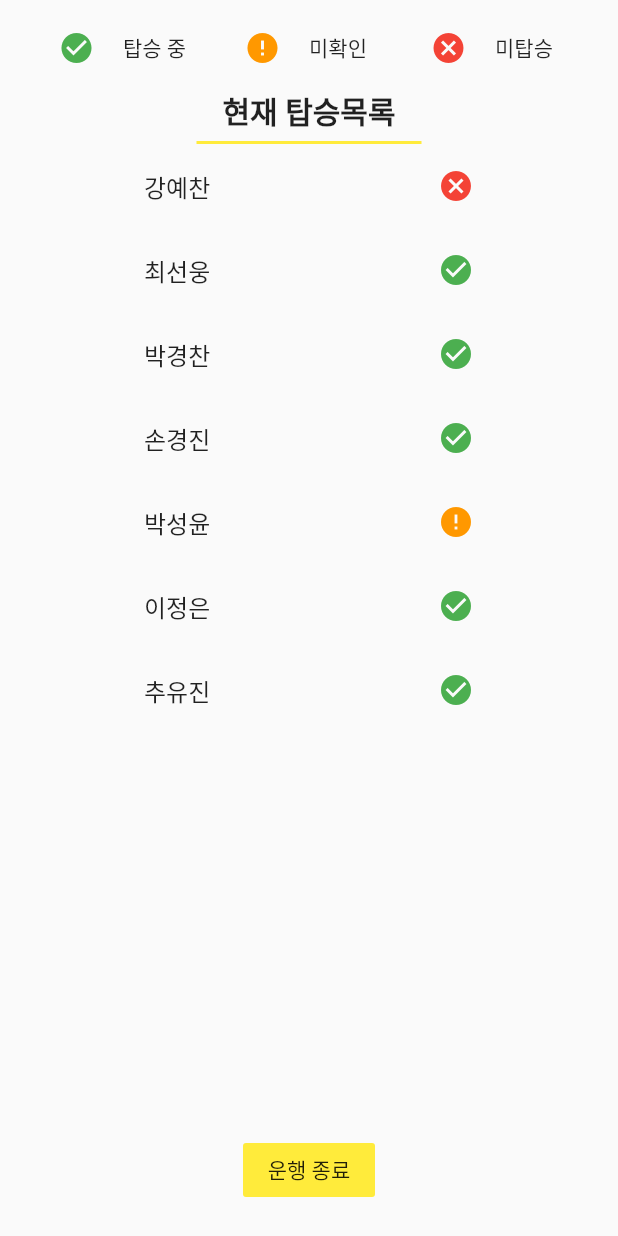
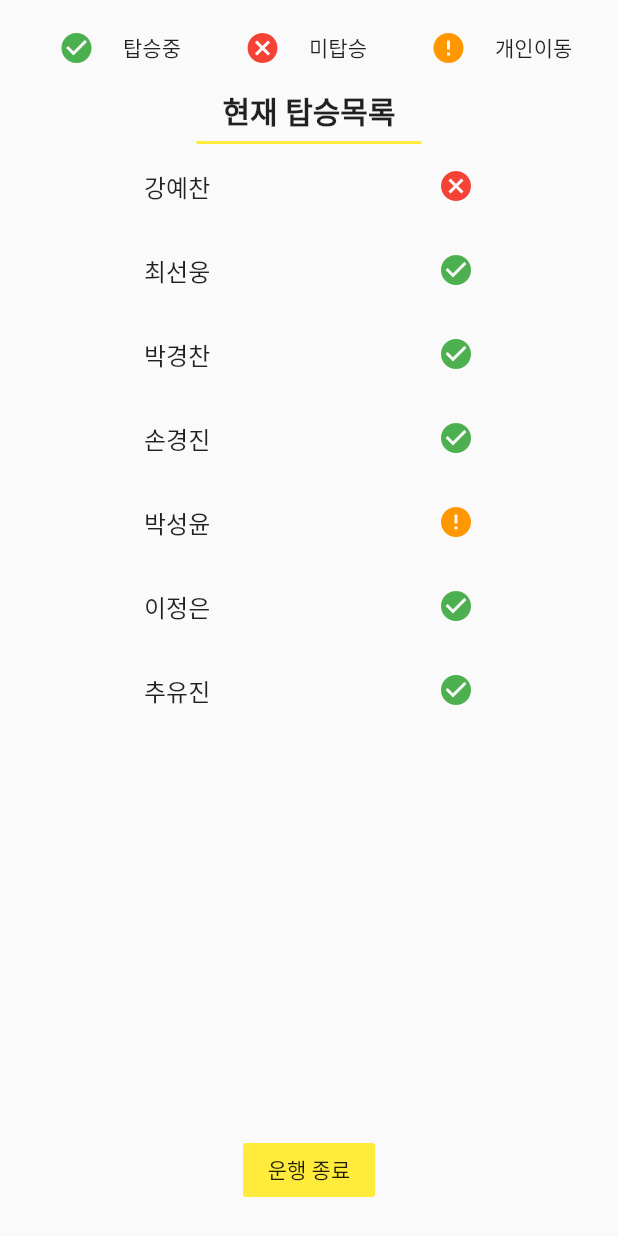
Before and after one commit to kangyechan/beacon_bus_dev, a Flutter app: the TeacherBoardScreen screen opened directly, on a phone screen of 412 x 824 dp. Run offline on Flutter 3.47's test engine with Material 2 defaults, Android fonts, the phone set to English and light mode, and no system bars; our stand-ins replace cloud_firestore, firebase_auth, rxdart, shared_preferences; accounts and stored records are empty.

Commit message:
'designedit'

```diff
--- a/lib/screens/teacher/teacher_board_screen.dart
+++ b/lib/screens/teacher/teacher_board_screen.dart
@@ -36,9 +36,9 @@ class _TeacherBoardScreenState extends State<TeacherBoardScreen> {
         padding: const EdgeInsets.all(10.0),
         child: Row(
           children: <Widget>[
-            _buildState(Icon(Icons.check_circle), Colors.green, "탑승 중"),
-            _buildState(Icon(Icons.error), Colors.orange, "미확인"),
+            _buildState(Icon(Icons.check_circle), Colors.green, "탑승중"),
             _buildState(Icon(Icons.cancel), Colors.red, "미탑승"),
+            _buildState(Icon(Icons.error), Colors.orange, "개인이동"),
           ],
         )
       );
```
